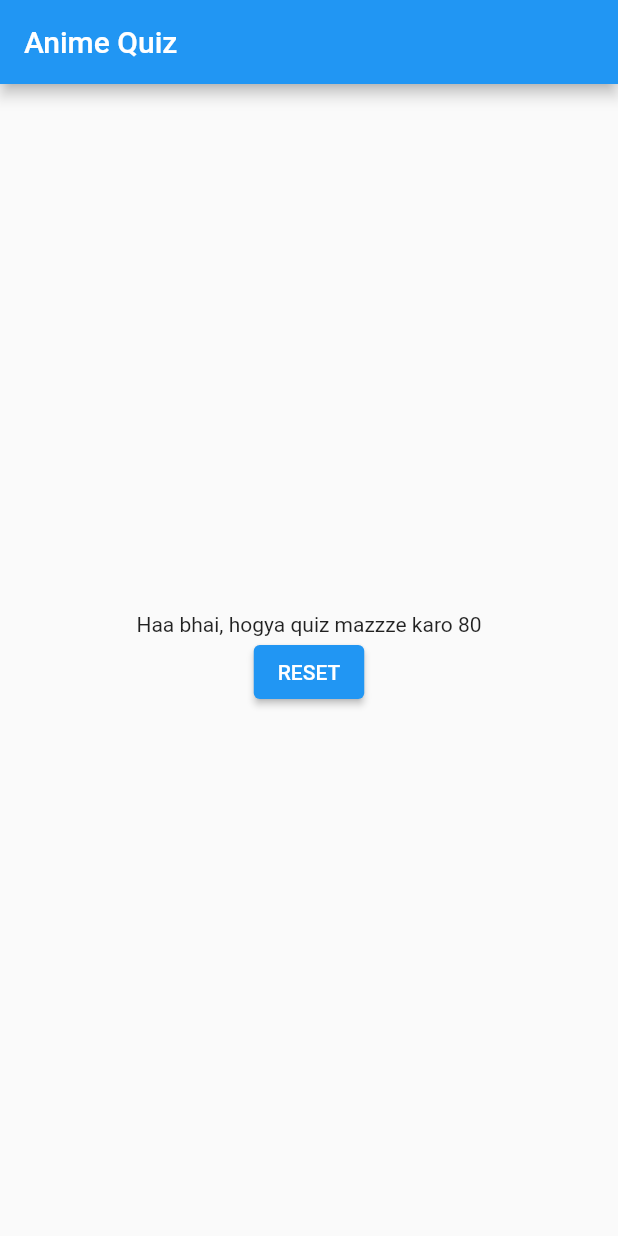
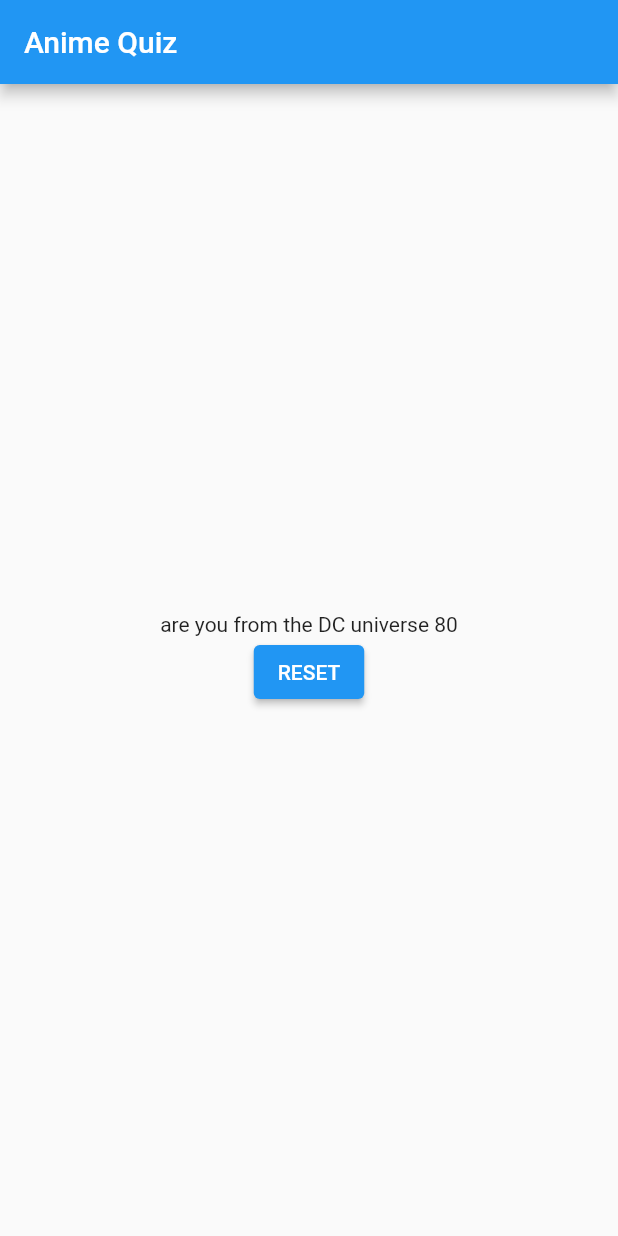
Before and after one commit to pranjalchaplot/flutter_quiz_app, a Flutter app: the screen it shows after launch, after a tap on "Chainsaw Man", after a tap on "Death Note", on a phone screen of 412 x 824 dp. Run offline on Flutter 3.47's test engine with Material 2 defaults, Android fonts, the phone set to English and light mode, and no system bars.

Commit message:
add getter of resultPhrases

```diff
--- a/lib/result.dart
+++ b/lib/result.dart
@@ -6,6 +6,20 @@ class ResultScreen extends StatelessWidget {
 
   const ResultScreen(this.resetHandler, this.totalScore, {super.key});
 
+  String get resultPhrases {
+    String resultText;
+    if (totalScore >= 80 && totalScore < 120) {
+      resultText = 'are you from the DC universe';
+    } else if (totalScore >= 120 && totalScore < 160) {
+      resultText = 'bhai dhange k anime dekh le';
+    } else if (totalScore >= 160 && totalScore < 200) {
+      resultText = 'haa thike hai, par improvement krni pdegi';
+    } else {
+      resultText = 'GOAT🐐';
+    }
+    return resultText;
+  }
+
   @override
   Widget build(BuildContext context) {
     return Column(
@@ -13,7 +27,7 @@ class ResultScreen extends StatelessWidget {
       children: [
         Center(
           child: Text(
-            'Haa bhai, hogya quiz mazzze karo $totalScore',
+            '$resultPhrases $totalScore',
           ),
         ),
         ElevatedButton(
```
